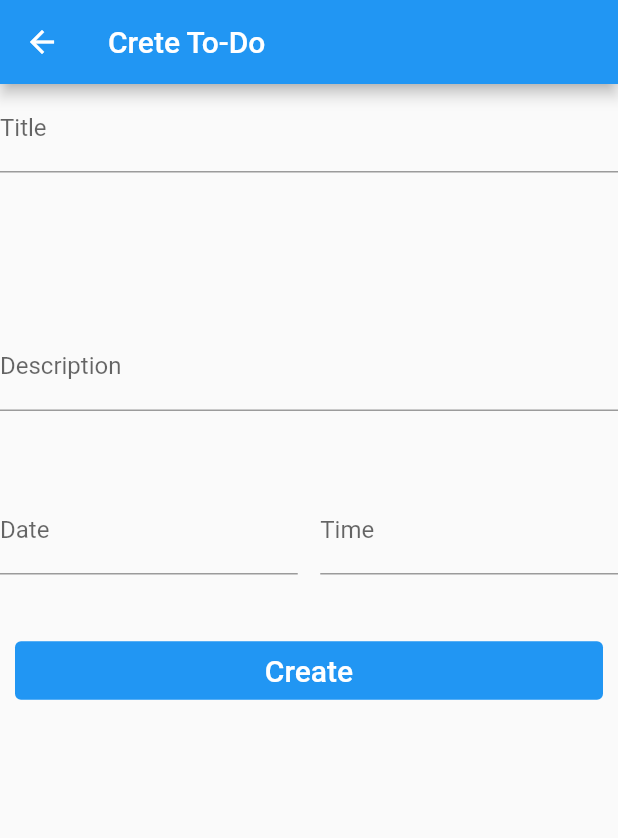
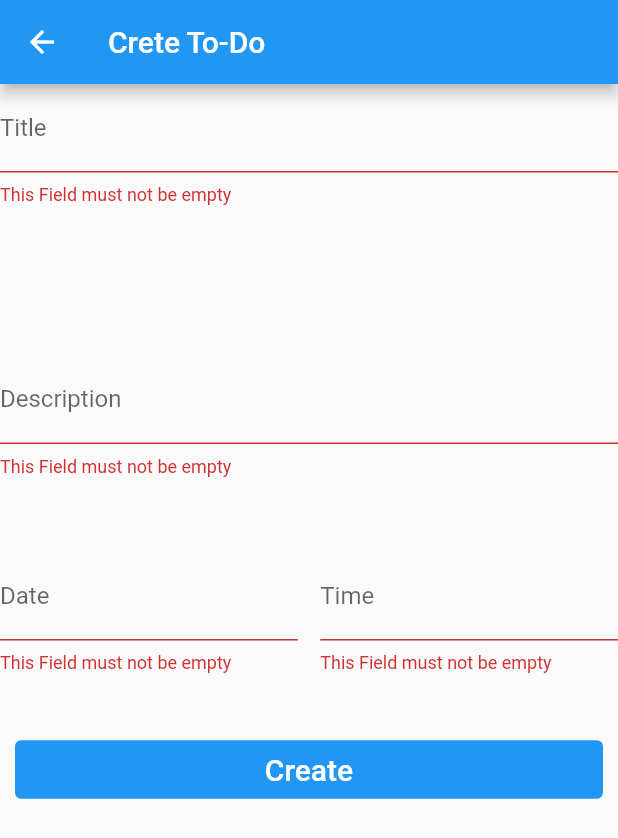
Before and after one commit to s-muel/my_first_todo, a Flutter app: the CreateToDo screen opened directly, after a tap on "Create", on a phone screen of 412 x 824 dp. Shown: the top 838 px of the screen. Run offline on Flutter 3.47's test engine with Material 2 defaults, Android fonts, the phone set to English and light mode, and no system bars; our stand-ins replace modal_bottom_sheet; network calls fail.

```diff
--- a/lib/create_todo_view.dart
+++ b/lib/create_todo_view.dart
@@ -1,7 +1,8 @@
 import 'package:flutter/material.dart';
 
 class CreateToDo extends StatelessWidget {
-  const CreateToDo({Key? key}) : super(key: key);
+  CreateToDo({Key? key}) : super(key: key);
+  final GlobalKey<FormState> createATodokey = GlobalKey();
 
   @override
   Widget build(BuildContext context) {
@@ -9,15 +10,27 @@ class CreateToDo extends StatelessWidget {
       appBar: AppBar(
         title: const Text("Crete To-Do"),
       ),
-      body: ListView(
+      body: Form(
+        key: createATodokey,
+        child: ListView(
           children: [
             TextFormField(
+              validator: (value) {
+                if (value!.isEmpty) {
+                  return "This Field must not be empty";
+                }
+              },
               decoration: const InputDecoration(label: Text("Title")),
             ),
             const SizedBox(
               height: 100,
             ),
             TextFormField(
+              validator: (value) {
+                if (value!.isEmpty) {
+                  return "This Field must not be empty";
+                }
+              },
               decoration: const InputDecoration(label: Text("Description")),
             ),
             const SizedBox(
@@ -27,6 +40,11 @@ class CreateToDo extends StatelessWidget {
               children: [
                 Expanded(
                   child: TextFormField(
+                    validator: (value) {
+                      if (value!.isEmpty) {
+                        return "This Field must not be empty";
+                      }
+                    },
                     decoration: const InputDecoration(label: Text("Date")),
                   ),
                 ),
@@ -35,6 +53,11 @@ class CreateToDo extends StatelessWidget {
                 ),
                 Expanded(
                   child: TextFormField(
+                    validator: (value) {
+                      if (value!.isEmpty) {
+                        return "This Field must not be empty";
+                      }
+                    },
                     decoration: const InputDecoration(label: Text("Time")),
                   ),
                 )
@@ -46,7 +69,13 @@ class CreateToDo extends StatelessWidget {
             Padding(
               padding: const EdgeInsets.all(10.0),
               child: TextButton(
-              onPressed: () {},
+                onPressed: () {
+                  if (createATodokey.currentState!.validate()) {
+                    // send to database
+                  } else {
+                    // dont send to database
+                  }
+                },
                 child: const Text(
                   "Create",
                   style: TextStyle(color: Colors.white, fontSize: 20),
@@ -56,6 +85,7 @@ class CreateToDo extends StatelessWidget {
             )
           ],
         ),
+      ),
     );
   }
 }
--- a/lib/home_view.dart
+++ b/lib/home_view.dart
@@ -77,7 +77,7 @@ class _HomeViewState extends State<HomeView> {
       floatingActionButton: FloatingActionButton(
         onPressed: () {
           Navigator.push(context, MaterialPageRoute(builder: (context) {
-            return const CreateToDo();
+            return  CreateToDo();
           }));
         },
         child: const Icon(Icons.add),
```
Lines whose indentation alone changed are shown as unchanged.
